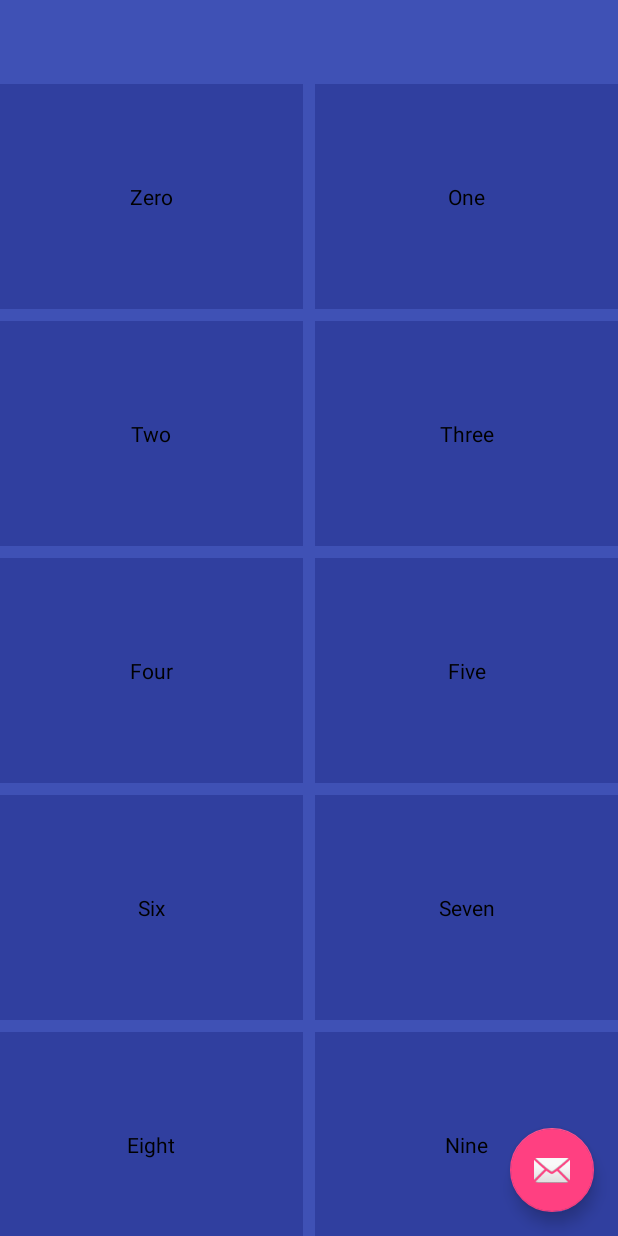
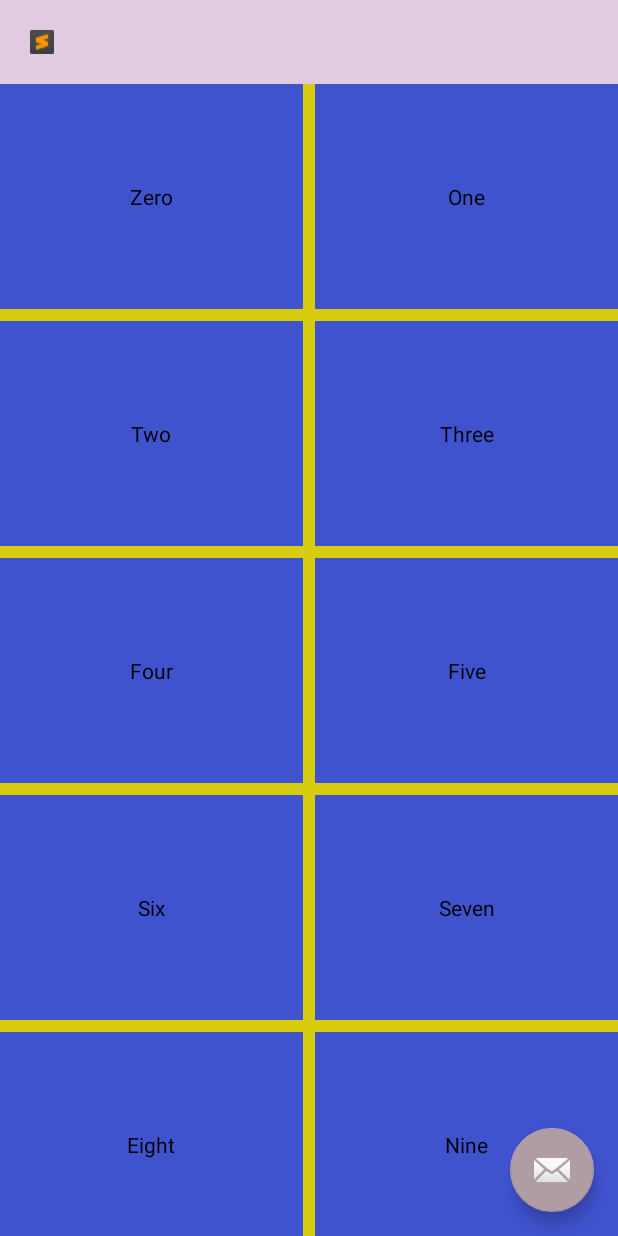
Before and after one commit to Smartphone-Software-Development/awesome-note, an Android app: the screen it shows after launch (GridActivity), on a phone screen of 412 x 824 dp. Run offline under Robolectric (Android 15) with nearby library versions, the phone set to English and light mode, and no system bars; our stand-ins replace ButterKnife.

Commit message:
update toolbar

```diff
--- a/JazzyListView/build.gradle
+++ b/JazzyListView/build.gradle
@@ -5,7 +5,7 @@ android {
     buildToolsVersion "25.0.3"
 
     defaultConfig {
-        minSdkVersion 15
+        minSdkVersion 22
         targetSdkVersion 25
     }
 }
--- a/app/build.gradle
+++ b/app/build.gradle
@@ -5,7 +5,7 @@ android {
     buildToolsVersion "26.0.2"
     defaultConfig {
         applicationId "com.baislsl.course"
-        minSdkVersion 15
+        minSdkVersion 22
         targetSdkVersion 25
         versionCode 1
         versionName "1.0"
@@ -24,6 +24,9 @@ dependencies {
     androidTestCompile('com.android.support.test.espresso:espresso-core:2.2.2', {
         exclude group: 'com.android.support', module: 'support-annotations'
     })
+    compile 'com.jakewharton:butterknife:8.8.1'
+    annotationProcessor 'com.jakewharton:butterknife-compiler:8.8.1'
+
     compile project(':JazzyListView')
     compile 'com.android.support:appcompat-v7:25.3.1'
     compile 'com.android.support.constraint:constraint-layout:1.0.2'
--- a/app/src/main/java/com/baislsl/course/GridActivity.java
+++ b/app/src/main/java/com/baislsl/course/GridActivity.java
@@ -3,6 +3,7 @@ package com.baislsl.course;
 import android.content.Context;
 import android.support.v7.app.AppCompatActivity;
 import android.os.Bundle;
+import android.support.v7.widget.Toolbar;
 import android.view.Menu;
 import android.view.MenuItem;
 import android.widget.Toast;
@@ -16,11 +17,15 @@ import java.util.LinkedHashMap;
 import java.util.List;
 import java.util.Map;
 
+import butterknife.BindView;
+import butterknife.ButterKnife;
+
 public class GridActivity extends AppCompatActivity {
 
     private static final String KEY_TRANSITION_EFFECT = "transition_effect";
 
-    private JazzyGridView mGrid;
+    @BindView(android.R.id.list) protected JazzyGridView mGrid;
+    @BindView(R.id.toolbar) protected Toolbar toolbar;
     private Map<String, Integer> mEffectMap;
     private int mCurrentTransitionEffect = JazzyHelper.HELIX;
 
@@ -28,13 +33,20 @@ public class GridActivity extends AppCompatActivity {
     protected void onCreate(Bundle savedInstanceState) {
         super.onCreate(savedInstanceState);
         setContentView(R.layout.activity_grid);
-        mGrid = (JazzyGridView) findViewById(android.R.id.list);
+        ButterKnife.bind(this);
+
+        setToolBar();
         mGrid.setAdapter(new ListAdapter(this, R.layout.grid_item));
 
         if (savedInstanceState != null) {
             mCurrentTransitionEffect = savedInstanceState.getInt(KEY_TRANSITION_EFFECT, JazzyHelper.HELIX);
             setupJazziness(mCurrentTransitionEffect);
         }
+    }
+
+    private void setToolBar(){
+        toolbar.setBackgroundColor(getResources().getColor(R.color.toolbar_background));
+        toolbar.setNavigationIcon(getResources().getDrawable(R.drawable.sublime_text));
     }
 
     @Override
--- a/app/src/main/res/values/colors.xml
+++ b/app/src/main/res/values/colors.xml
@@ -1,7 +1,8 @@
 <?xml version="1.0" encoding="utf-8"?>
 <resources>
-    <color name="colorPrimary">#3F51B5</color>
-    <color name="colorPrimaryDark">#303F9F</color>
-    <color name="colorAccent">#FF4081</color>
+    <color name="colorPrimary">#d7cd0d</color>
+    <color name="colorPrimaryDark">#4053cf</color>
+    <color name="colorAccent">#af9da3</color>
     <color name="background">#e9dddd</color>
+    <color name="toolbar_background">#e1cbe0</color>
 </resources>
```
Also changed, not shown: app/src/main/res/drawable/sublime_text.png (added), app/src/main/res/drawable/toolbar_icon.png (added), 1 other file.
